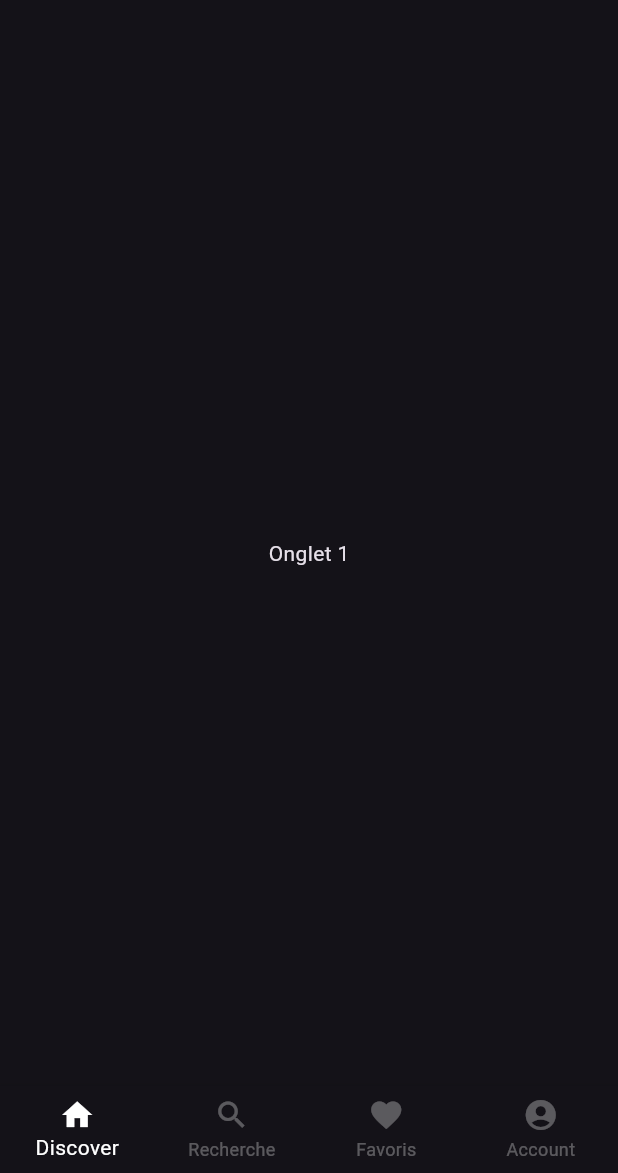
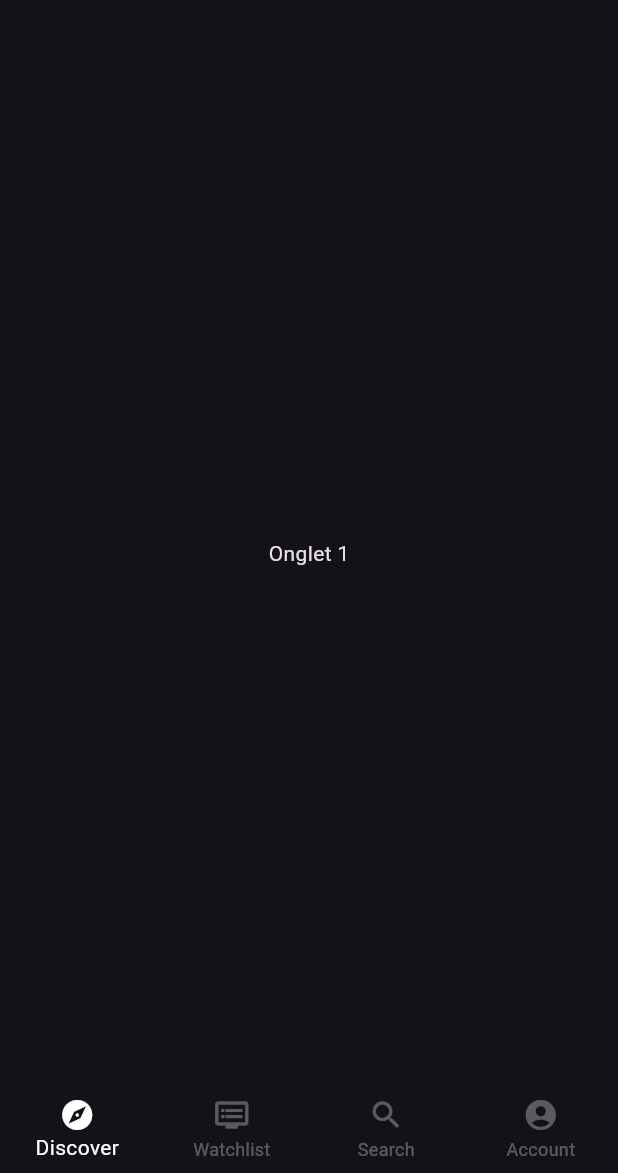
Before and after one commit to CharlesPeslerbe/WatchTrack, a Flutter app: the screen it shows after launch, on a phone screen of 412 x 824 dp, the part 63-1236 px from its top. Run offline on Flutter 3.47's test engine with Material 3 defaults, Android fonts, the phone set to English and light mode, and no system bars.

Commit message:
Better NavBar Icons

```diff
--- a/lib/main.dart
+++ b/lib/main.dart
@@ -51,6 +51,7 @@ class _MyHomePageState extends State<MyHomePage> {
           // Widget pour le premier onglet
           Center(
             child: Text('Onglet 1'),
+
           ),
           // Widget pour le deuxième onglet
           Center(
@@ -76,16 +77,16 @@ class _MyHomePageState extends State<MyHomePage> {
         onTap: _onItemTapped,
         items: [
           BottomNavigationBarItem(
-            icon: Icon(Icons.home),
+            icon: Icon(Icons.explore),
             label: 'Discover',
           ),
           BottomNavigationBarItem(
-            icon: Icon(Icons.search),
-            label: 'Recherche',
+            icon: Icon(Icons.dvr),
+            label: 'Watchlist',
           ),
           BottomNavigationBarItem(
-            icon: Icon(Icons.favorite),
-            label: 'Favoris',
+            icon: Icon(Icons.search),
+            label: 'Search',
           ),
           BottomNavigationBarItem(
             icon: Icon(Icons.account_circle),
```
